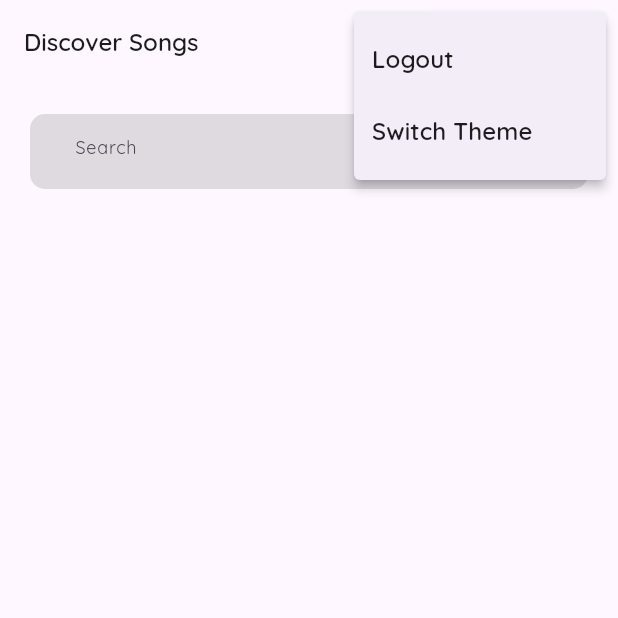
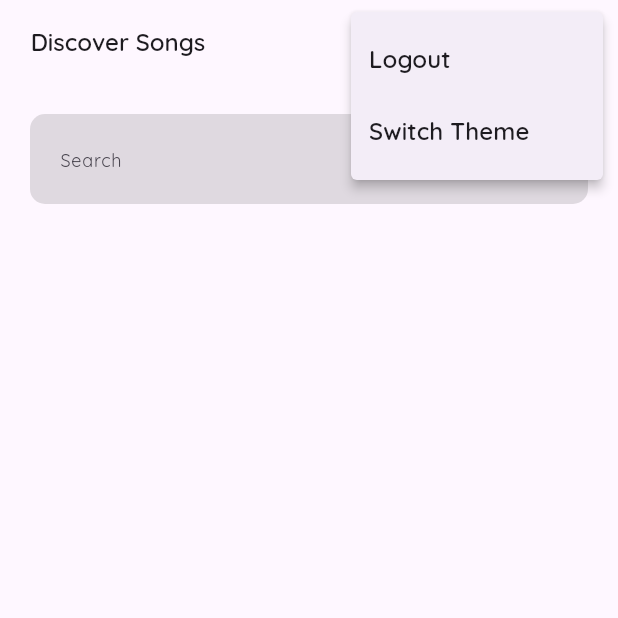
Before and after one commit to abhishekthakur0/mpa, a Flutter app: the screen it shows once a user with an empty profile is signed in, after a tap on the "more vert" icon, on a phone screen of 412 x 824 dp, the top half of it. Run offline on Flutter 3.47's test engine with Material 3 defaults, Android fonts, the phone set to English and light mode, and no system bars; our stand-ins replace assets_audio_player, cloud_firestore, equatable, firebase_auth, firebase_core, flutter_bloc; accounts and stored records are empty; network calls fail.

Commit message:
Layout issue fixed & deployed on web

```diff
--- /dev/null
+++ b/lib/config/route_generator.dart
@@ -0,0 +1,29 @@
+import 'package:flutter/material.dart';
+
+import '../modules/detail/bloc/detail.dart';
+import '../modules/detail/view/detail_page.dart';
+import '../modules/home/bloc/home.dart';
+
+class RouteGenerator {
+  static Route<dynamic> generateRoute(RouteSettings settings) {
+    final receivedRoute = settings.name;
+    // Make case for detail page
+    final splitRoute = receivedRoute!.split('/');
+    if (splitRoute[1] == 'detail') {
+      final songId = splitRoute[2];
+      final homeBloc = settings.arguments as HomeBloc;
+      return MaterialPageRoute(
+        builder: (_) => BlocProvider(
+          create: (BuildContext context) => DetailBloc(homeBloc: homeBloc),
+          child: DetailPage(
+            id: songId,
+          ),
+        ),
+      );
+    }
+    switch (settings.name) {
+      default:
+        return MaterialPageRoute(builder: (_) => const SizedBox());
+    }
+  }
+}
--- a/lib/main.dart
+++ b/lib/main.dart
@@ -2,9 +2,9 @@
 import 'package:firebase_auth/firebase_auth.dart';
 import 'package:firebase_core/firebase_core.dart';
 import 'package:flutter/material.dart';
-import 'package:mpa/modules/home/view/detail_page.dart';
 import 'package:mpa/modules/home/view/homepage.dart';
 
+import 'config/route_generator.dart';
 import 'firebase_options.dart';
 import 'modules/auth/bloc/auth.dart';
 import 'modules/auth/view/auth.dart';
@@ -32,9 +32,7 @@ class MyApp extends StatelessWidget {
         builder: (context, state) {
           return MaterialApp(
             theme: state.themeData,
-            routes: {
-              DetailPage.route: (context) => const DetailPage(),
-            },
+            onGenerateRoute: RouteGenerator.generateRoute,
             home: StreamBuilder(
               stream: FirebaseAuth.instance.authStateChanges(),
               builder: (context, AsyncSnapshot<User?> snapshot) {
@@ -56,7 +54,8 @@ class MyApp extends StatelessWidget {
                   return const HomePage();
                 }
                 return const AuthPage();
-                }),
+              },
+            ),
           );
         },
       ),
--- a/lib/modules/auth/view/auth.dart
+++ b/lib/modules/auth/view/auth.dart
@@ -26,8 +26,45 @@ class AuthPage extends StatelessWidget {
       },
       child: Scaffold(
         body: SafeArea(
-          child: Padding(
-            padding: const EdgeInsets.all(8.0),
+          child: LayoutBuilder(
+            builder: (BuildContext context, BoxConstraints constraints) {
+              if (constraints.maxWidth > 600) {
+                return Align(
+                  alignment: Alignment.centerRight,
+                  child: Container(
+                    margin: const EdgeInsets.only(right: 50),
+                    width: 400,
+                    height: 500,
+                    decoration: BoxDecoration(
+                      color: Theme.of(context).primaryColor.withOpacity(0.1),
+                      border: Border.all(
+                        width: 2,
+                      ),
+                      borderRadius: BorderRadius.circular(10),
+                    ),
+                    child: const AuthWidget(),
+                  ),
+                );
+              } else {
+                return const AuthWidget();
+              }
+            },
+          ),
+        ),
+      ),
+    );
+  }
+}
+
+class AuthWidget extends StatelessWidget {
+  const AuthWidget({
+    super.key,
+  });
+
+  @override
+  Widget build(BuildContext context) {
+    return Padding(
+      padding: const EdgeInsets.all(20.0),
       child: Column(
         mainAxisAlignment: MainAxisAlignment.center,
         children: <Widget>[
@@ -49,7 +86,7 @@ class AuthPage extends StatelessWidget {
               fontWeight: FontWeight.w400,
             ),
           ),
-                const SizedBox(height: 20),
+          const SizedBox(height: 100),
           Container(
             padding: const EdgeInsets.all(10),
             decoration: BoxDecoration(
@@ -103,7 +140,11 @@ class AuthPage extends StatelessWidget {
               shape: MaterialStateProperty.all<RoundedRectangleBorder>(
                 RoundedRectangleBorder(
                   borderRadius: BorderRadius.circular(10),
+                  side: const BorderSide(),
                 ),
+              ),
+              minimumSize: MaterialStateProperty.all<Size>(
+                const Size(double.infinity, 50),
               ),
               padding: MaterialStateProperty.all<EdgeInsetsGeometry>(
                 const EdgeInsets.symmetric(
@@ -126,9 +167,6 @@ class AuthPage extends StatelessWidget {
           ),
         ],
       ),
-          ),
-        ),
-      ),
     );
   }
 }
--- /dev/null
+++ b/lib/modules/detail/bloc/detail.dart
@@ -0,0 +1,5 @@
+export 'package:flutter_bloc/flutter_bloc.dart';
+
+export 'detail_bloc.dart';
+export 'detail_event.dart';
+export 'detail_state.dart';
--- /dev/null
+++ b/lib/modules/detail/bloc/detail_bloc.dart
@@ -0,0 +1,50 @@
+import 'dart:async';
+
+import 'package:mpa/modules/home/bloc/home.dart';
+
+import 'detail.dart';
+
+class DetailBloc extends Bloc<DetailEvent, DetailState> {
+  late final HomeBloc _homeBloc;
+  late StreamSubscription _homeBlocSubscription;
+  String? id;
+  DetailBloc({required HomeBloc homeBloc})
+      : _homeBloc = homeBloc,
+        super(DetailInitial()) {
+    on<LoadDetail>((event, emit) async {
+      emit(DetailLoading());
+      try {
+        final items = _homeBloc.songs;
+        id = event.id;
+        final item = items.firstWhere((element) => element.id == event.id);
+
+        emit(DetailLoaded(
+          item,
+        ));
+      } catch (e) {
+        emit(DetailError(e.toString()));
+      }
+    });
+    on<SongFavorite>((event, emit) {
+      _homeBloc.add(HomeFavorite(event.id, event.isFavorite));
+    });
+    on<UpdateMetaData>((event, emit) {
+      final items = _homeBloc.songs;
+      final item = items.firstWhere((element) => element.id == id);
+      emit(MetaDataUpdated(item));
+    });
+
+    // Listen for changes in songs list
+    _homeBlocSubscription = _homeBloc.stream.listen((state) {
+      if (state is HomeLoaded) {
+        add(const UpdateMetaData());
+      }
+    });
+  }
+
+  @override
+  Future<void> close() {
+    _homeBlocSubscription.cancel();
+    return super.close();
+  }
+}
--- a/lib/modules/home/bloc/home_bloc.dart
+++ b/lib/modules/home/bloc/home_bloc.dart
@@ -5,350 +5,22 @@ import '../models/MusicModel.dart';
 import 'home.dart';
 
 class HomeBloc extends Bloc<HomeEvent, HomeState> {
-  // final List<MusicModel> _songs = [
-  //   MusicModel(
-  //     "id1",
-  //     "https://pagalnew.com/coverimages/Piya-Tose-Naina-Lage-Re-Guide-500-500.jpg",
-  //     "Piya Tose Naina Lage Re",
-  //     "Lata Mangeshkar",
-  //     Audio(
-  //       "assets/songs/Piya Tose Naina Lage Re Guide 128 Kbps.mp3",
-  //       metas: Metas(
-  //         title: "Piya Tose Naina Lage Re",
-  //         artist: "Lata Mangeshkar",
-  //         album: "Guide",
-  //         image: const MetasImage.network(
-  //           "https://pagalnew.com/coverimages/Piya-Tose-Naina-Lage-Re-Guide-500-500.jpg",
-  //         ),
-  //       ),
-  //     ),
-  //   ),
-  //   MusicModel(
-  //     "id2",
-  //     "https://pagalfree.com/images/128Raina%20Beeti%20Jaye%20-%20Amar%20Prem%20128%20Kbps.jpg",
-  //     "Raina Beeti Jaye",
-  //     "Lata Mangeshkar",
-  //     Audio(
-  //       "assets/songs/Raina Beeti Jaye - Amar Prem 128 Kbps.mp3",
-  //       metas: Metas(
-  //         title: "Raina Beeti Jaye",
-  //         artist: "Lata Mangeshkar",
-  //         album: "Amar Prem",
-  //         image: const MetasImage.network(
-  //           "https://pagalfree.com/images/128Raina%20Beeti%20Jaye%20-%20Amar%20Prem%20128%20Kbps.jpg",
-  //         ),
-  //       ),
-  //     ),
-  //   ),
-  //   MusicModel(
-  //     "id3",
-  //     "https://pagalfree.com/images/128Yara%20Seeli%20Seeli%20-%20Lekin%20128%20Kbps.jpg",
-  //     "Yara Seeli Seeli",
-  //     "Lata Mangeshkar",
-  //     Audio(
-  //       "assets/songs/Yara Seeli Seeli - Lekin 128 Kbps.mp3",
-  //       metas: Metas(
-  //         title: "Yara Seeli Seeli",
-  //         artist: "Lata Mangeshkar",
-  //         album: "Lekin",
-  //         image: const MetasImage.network(
-  //           "https://pagalfree.com/images/128Yara%20Seeli%20Seeli%20-%20Lekin%20128%20Kbps.jpg",
-  //         ),
-  //       ),
-  //     ),
-  //   ),
-  //   MusicModel(
-  //     "id4",
-  //     "https://pagalfree.com/images/128Aaja%20Piya%20Tohe%20Pyar%20Doon%20-%20Baharon%20Ke%20Sapne%20128%20Kbps.jpg",
-  //     "Aaja Piya Tohe Pyar Doon",
-  //     "Lata Mangeshkar",
-  //     "https://firebasestorage.googleapis.com/v0/b/music-playing-app.appspot.com/o/songs%2FAaja%20Piya%20Tohe%20Pyar%20Doon%20-%20Baharon%20Ke%20Sapne%20128%20Kbps.mp3?alt=media&token=09372a41-69e1-4b36-b0ec-e6b3adc76c76",
-  //     Audio(
-  //       "assets/songs/Aaja Piya Tohe Pyar Doon - Baharon Ke Sapne 128 Kbps.mp3",
-  //       metas: Metas(
-  //         title: "Aaja Piya Tohe Pyar Doon",
-  //         artist: "Lata Mangeshkar",
-  //         album: "Baharon Ke Sapne",
-  //         image: const MetasImage.network(
-  //           "https://pagalfree.com/images/128Aaja%20Piya%20Tohe%20Pyar%20Doon%20-%20Baharon%20Ke%20Sapne%20128%20Kbps.jpg",
-  //         ),
-  //       ),
-  //     ),
-  //   ),
-  //   MusicModel(
-  //     "id5",
-  //     "https://www.pagalworld.online/GpE34Kg9Gq/113604/152315-zaalim-mp3-song-300.jpg",
-  //     "Zaalim",
-  //     "Badshah, Payal Dev",
-  //     Audio(
-  //       "assets/songs/Zaalim - Badshah.mp3",
-  //       metas: Metas(
-  //         title: "Zaalim",
-  //         artist: "Badshah, Payal Dev",
-  //         album: "Zaalim",
-  //         image: const MetasImage.network(
-  //           "https://www.pagalworld.online/GpE34Kg9Gq/113604/152315-zaalim-mp3-song-300.jpg",
-  //         ),
-  //       ),
-  //     ),
-  //   ),
-  //   MusicModel(
-  //     "id6",
-  //     "https://www.pagalworld.com.cm/siteuploads/thumb/sft135/67444_4.jpg",
-  //     "Heeriye",
-  //     "Arijit Singh, Jasleen Royal",
-  //     Audio(
-  //       "assets/songs/Heeriye(PagalWorld.com.cm).mp3",
-  //       metas: Metas(
-  //         title: "Heeriye",
-  //         artist: "Arijit Singh, Jasleen Royal",
-  //         album: "Heeriye",
-  //         image: const MetasImage.network(
-  //           "https://www.pagalworld.com.cm/siteuploads/thumb/sft135/67444_4.jpg",
-  //         ),
-  //       ),
-  //     ),
-  //   ),
-  //   MusicModel(
-  //     "id7",
-  //     "https://www.pagalworld.com.cm/siteuploads/thumb/sft142/70692_4.jpg",
-  //     "Silsila Ye Chahat Ka",
-  //     "Shreya Ghoshal",
-  //     Audio(
-  //       "assets/songs/Silsila Ye Chahat Ka Remix(PagalWorld.com.cm).mp3",
-  //       metas: Metas(
-  //         title: "Silsila Ye Chahat Ka",
-  //         artist: "Shreya Ghoshal",
-  //         album: "Silsila Ye Chahat Ka",
-  //         image: const MetasImage.network(
-  //           "https://www.pagalworld.com.cm/siteuploads/thumb/sft142/70692_4.jpg",
-  //         ),
-  //       ),
-  //     ),
-  //   ),
-  //   MusicModel(
-  //     "id8",
-  //     "https://pagalnew.com/coverimages/Tere-Liye-Veer-Zaara-500-500.jpg",
-  //     "Tere Liye",
-  //     "Lata Mangeshkar, Roop Kumar Rathod",
-  //     Audio(
-  //       "assets/songs/Tere Liye Veer Zaara 128 Kbps.mp3",
-  //       metas: Metas(
-  //         title: "Tere Liye",
-  //         artist: "Lata Mangeshkar, Roop Kumar Rathod",
-  //         album: "Veer Zaara",
-  //         image: const MetasImage.network(
-  //           "https://pagalnew.com/coverimages/Tere-Liye-Veer-Zaara-500-500.jpg",
-  //         ),
-  //       ),
-  //     ),
-  //   ),
-  //   MusicModel(
-  //     "id9",
-  //     "https://hindi.djpunjab.app/cover/e8zBIyN9OBPDbI6wbfAV5Q==/dil-mein-ek-lehar-si-uthi-hai-abhi-ghulam-ali-cover-image.webp",
-  //     "Itni Muddat Baad Mile Ho",
-  //     "Ghulam Ali",
-  //     Audio(
-  //       "assets/songs/Itni Muddat Baad Mile Ho.mp3",
-  //       metas: Metas(
-  //         title: "Itni Muddat Baad Mile Ho",
-  //         artist: "Ghulam Ali",
-  //         album: "Ghulam Ali",
-  //         image: const MetasImage.network(
-  //           "https://hindi.djpunjab.app/cover/e8zBIyN9OBPDbI6wbfAV5Q==/dil-mein-ek-lehar-si-uthi-hai-abhi-ghulam-ali-cover-image.webp",
-  //         ),
-  //       ),
-  //     ),
-  //   ),
-  //   MusicModel(
-  //     "id10",
-  //     "https://pagalworld.cool/siteuploads/thumb/sft3/1019_resize2x_250x250.webp",
-  //     "Laado",
-  //     "MC Square",
-  //     Audio(
-  //       "assets/songs/Laado_128-(PagalWorld).mp3",
-  //       metas: Metas(
-  //         title: "Laado",
-  //         artist: "MC Square",
-  //         album: "Laado",
-  //         image: const MetasImage.network(
-  //           "https://pagalworld.cool/siteuploads/thumb/sft3/1019_resize2x_250x250.webp",
-  //         ),
-  //       ),
-  //     ),
-  //   ),
-  //   MusicModel(
-  //     "id11",
-  //     "https://pagalnew.com/coverimages/lagi-aaj-sawan-ki-chandni-1989-500-500.jpg",
-  //     "Lagi Aaj Sawaan Ki",
-  //     "Suresh Wadkar, Anupama Deshpande",
-  //     Audio(
-  //       "assets/songs/Lagi Aaj Sawan Ki Chandni 1989 128 Kbps.mp3",
-  //       metas: Metas(
-  //         title: "Lagi Aaj Sawaan Ki",
-  //         artist: "Suresh Wadkar, Anupama Deshpande",
-  //         album: "Chandni",
-  //         image: const MetasImage.network(
-  //           "https://pagalnew.com/coverimages/lagi-aaj-sawan-ki-chandni-1989-500-500.jpg",
-  //         ),
-  //       ),
-  //     ),
-  //   ),
-  //   MusicModel(
-  //     "id12",
-  //     "https://pagalnew.com/coverimages/Not-Funny-Madgaon-Express-500-500.jpg",
-  //     "Not Funny",
-  //     "Shaarib, Akasa Singh",
-  //     Audio(
-  //       "assets/songs/Not Funny Madgaon Express 128 Kbps.mp3",
-  //       metas: Metas(
-  //         title: "Not Funny",
-  //         artist: "Shaarib, Akasa Singh",
-  //         album: "Madgaon Express",
-  //         image: const MetasImage.network(
-  //           "https://pagalnew.com/coverimages/Not-Funny-Madgaon-Express-500-500.jpg",
-  //         ),
-  //       ),
-  //     ),
-  //   ),
-  // ];
-  // final List<Map<String, dynamic>> songs = [
-  //   {
-  //     "id": "id1",
-  //     "image":
-  //         "https://pagalnew.com/coverimages/Piya-Tose-Naina-Lage-Re-Guide-500-500.jpg",
-  //     "title": "Piya Tose Naina Lage Re",
-  //     "artist": "Lata Mangeshkar",
-  //     "album": "Guide",
-  //     "audioUrl":
-  //         "https://firebasestorage.googleapis.com/v0/b/music-playing-app.appspot.com/o/songs%2FPiya%20Tose%20Naina%20Lage%20Re%20Guide%20128%20Kbps.mp3?alt=media&token=3b3b3b3b-3b3b-3b3b-3b3b-3b3b3b3b3b3b",
-  //   },
-  //   {
-  //     "id": "id2",
-  //     "image":
-  //         "https://pagalfree.com/images/128Raina%20Beeti%20Jaye%20-%20Amar%20Prem%20128%20Kbps.jpg",
-  //     "title": "Raina Beeti Jaye",
-  //     "artist": "Lata Mangeshkar",
-  //     "album": "Amar Prem",
-  //     "audioUrl":
-  //         "https://firebasestorage.googleapis.com/v0/b/music-playing-app.appspot.com/o/songs%2FRaina%20Beeti%20Jaye%20-%20Amar%20Prem%20128%20Kbps.mp3?alt=media&token=3b3b3b3b-3b3b-3b3b-3b3b-3b3b3b3b3b3b",
-  //   },
-  //   {
-  //     "id": "id3",
-  //     "image":
-  //         "https://pagalfree.com/images/128Yara%20Seeli%20Seeli%20-%20Lekin%20128%20Kbps.jpg",
-  //     "title": "Yara Seeli Seeli",
-  //     "artist": "Lata Mangeshkar",
-  //     "album": "Lekin",
-  //     "audioUrl":
-  //         "https://firebasestorage.googleapis.com/v0/b/music-playing-app.appspot.com/o/songs%2FYara%20Seeli%20Seeli%20-%20Lekin%20128%20Kbps.mp3?alt=media&token=3b3b3b3b-3b3b-3b3b-3b3b-3b3b3b3b3b3b",
-  //   },
-  //   {
-  //     "id": "id4",
-  //     "image":
-  //         "https://pagalfree.com/images/128Aaja%20Piya%20Tohe%20Pyar%20Doon%20-%20Baharon%20Ke%20Sapne%20128%20Kbps.jpg",
-  //     "title": "Aaja Piya Tohe Pyar Doon",
-  //     "artist": "Lata Mangeshkar",
-  //     "album": "Baharon Ke Sapne",
-  //     "audioUrl": "",
-  //   },
-  //   {
-  //     "id": "id5",
-  //     "image":
-  //         "https://www.pagalworld.online/GpE34Kg9Gq/113604/152315-zaalim-mp3-song-300.jpg",
-  //     "title": "Zaalim",
-  //     "artist": "Badshah, Payal Dev",
-  //     "album": "Zaalim",
-  //     "audioUrl":
-  //         "https://firebasestorage.googleapis.com/v0/b/music-playing-app.appspot.com/o/songs%2FZaalim%20-%20Badshah.mp3?alt=media&token=3b3b3b3b-3b3b-3b3b-3b3b-3b3b3b3b3b3b",
-  //   },
-  //   {
-  //     "id": "id6",
-  //     "image":
-  //         "https://www.pagalworld.com.cm/siteuploads/thumb/sft135/67444_4.jpg",
-  //     "title": "Heeriye",
-  //     "artist": "Arijit Singh, Jasleen Royal",
-  //     "album": "Heeriye",
-  //     "audioUrl":
-  //         "https://firebasestorage.googleapis.com/v0/b/music-playing-app.appspot.com/o/songs%2FHeeriye(PagalWorld.com.cm).mp3?alt=media&token=3b3b3b3b-3b3b-3b3b-3b3b-3b3b3b3b3b3b",
-  //   },
-  //   {
-  //     "id": "id7",
-  //     "image":
-  //         "https://www.pagalworld.com.cm/siteuploads/thumb/sft142/70692_4.jpg",
-  //     "title": "Silsila Ye Chahat Ka",
-  //     "artist": "Shreya Ghoshal",
-  //     "album": "Silsila Ye Chahat Ka",
-  //     "audioUrl":
-  //         "https://firebasestorage.googleapis.com/v0/b/music-playing-app.appspot.com/o/songs%2FSilsila%20Ye%20Chahat%20Ka%20Remix(PagalWorld.com.cm).mp3?alt=media&token=3b3b3b3b-3b3b-3b3b-3b3b-3b3b3b3b3b3b",
-  //   },
-  //   {
-  //     "id": "id8",
-  //     "image":
-  //         "https://pagalnew.com/coverimages/Tere-Liye-Veer-Zaara-500-500.jpg",
-  //     "title": "Tere Liye",
-  //     "artist": "Lata Mangeshkar, Roop Kumar Rathod",
-  //     "album": "Veer Zaara",
-  //     "audioUrl":
-  //         "https://firebasestorage.googleapis.com/v0/b/music-playing-app.appspot.com/o/songs%2FTere%20Liye%20Veer%20Zaara%20128%20Kbps.mp3?alt=media&token=3b3b3b3b-3b3b-3b3b-3b3b-3b3b3b3b3b3b",
-  //   },
-  //   {
-  //     "id": "id9",
-  //     "image":
-  //         "https://hindi.djpunjab.app/cover/e8zBIyN9OBPDbI6wbfAV5Q==/dil-mein-ek-lehar-si-uthi-hai-abhi-ghulam-ali-cover-image.webp",
-  //     "title": "Itni Muddat Baad Mile Ho",
-  //     "artist": "Ghulam Ali",
-  //     "album": "Ghulam Ali",
-  //     "audioUrl":
-  //         "https://firebasestorage.googleapis.com/v0/b/music-playing-app.appspot.com/o/songs%2FItni%20Muddat%20Baad%20Mile%20Ho.mp3?alt=media&token=3b3b3b3b-3b3b-3b3b-3b3b-3b3b3b3b3b3b",
-  //   },
-  //   {
-  //     "id": "id10",
-  //     "image":
-  //         "https://pagalworld.cool/siteuploads/thumb/sft3/1019_resize2x_250x250.webp",
-  //     "title": "Laado",
-  //     "artist": "MC Square",
-  //     "album": "Laado",
-  //     "audioUrl":
-  //         "https://firebasestorage.googleapis.com/v0/b/music-playing-app.appspot.com/o/songs%2FLaado_128-(PagalWorld).mp3?alt=media&token=3b3b3b3b-3b3b-3b3b-3b3b-3b3b3b3b3b3b",
-  //   },
-  //   {
-  //     "id": "id11",
-  //     "image":
-  //         "https://pagalnew.com/coverimages/lagi-aaj-sawan-ki-chandni-1989-500-500.jpg",
-  //     "title": "Lagi Aaj Sawaan Ki",
-  //     "artist": "Suresh Wadkar, Anupama Deshpande",
-  //     "album": "Chandni",
-  //     "audioUrl":
-  //         "https://firebasestorage.googleapis.com/v0/b/music-playing-app.appspot.com/o/songs%2FLagi%20Aaj%20Sawan%20Ki%20Chandni%201989%20128%20Kbps.mp3?alt=media&token=3b3b3b3b-3b3b-3b3b-3b3b-3b3b3b3b3b3b",
-  //   },
-  //   {
-  //     "id": "id12",
-  //     "image":
-  //         "https://pagalnew.com/coverimages/Not-Funny-Madgaon-Express-500-500.jpg",
-  //     "title": "Not Funny",
-  //     "artist": "Shaarib, Akasa Singh",
-  //     "album": "Madgaon Express",
-  //     "audioUrl":
-  //         "https://firebasestorage.googleapis.com/v0/b/music-playing-app.appspot.com/o/songs%2FNot%20Funny%20Madgaon%20Express%20128%20Kbps.mp3?alt=media&token=3b3b3b3b-3b3b-3b3b-3b3b-3b3b3b3b3b3b",
-  //   },
-  // ];
-  late List<MusicModel> _songs;
+  late List<MusicModel> songs;
 
   HomeBloc() : super(HomeInitial()) {
     on<HomeLoad>((event, emit) async {
       emit(HomeLoading());
-      _songs = await getSongs();
+      songs = await getSongs();
       await getFavorites().then((favorites) {
-        for (var song in _songs) {
+        for (var song in songs) {
           song.isFavorite = favorites.contains(song.id);
         }
       });
-      emit(HomeLoaded(_songs));
+      emit(HomeLoaded(songs));
     });
     on<HomeSearch>((event, emit) {
       final query = event.query;
-      final searchResults = _songs.where((song) {
+      final searchResults = songs.where((song) {
         return song.title.toLowerCase().contains(query.toLowerCase()) ||
             song.artist.toLowerCase().contains(query.toLowerCase());
       }).toList();
@@ -357,15 +29,15 @@ class HomeBloc extends Bloc<HomeEvent, HomeState> {
     on<HomeFavorite>((event, emit) {
       final id = event.id;
       final isFavorite = event.isFavorite;
-      final song = _songs.firstWhere((song) => song.id == id);
+      final song = songs.firstWhere((song) => song.id == id);
       song.isFavorite = isFavorite;
       emit(HomeInitial());
       storeFavorite(id, isFavorite);
-      emit(HomeLoaded(_songs));
+      emit(HomeLoaded(songs));
     });
   }
 
-  getSongs() async {
+  Future<List<MusicModel>> getSongs() async {
     final List<MusicModel> songs = [];
     await FirebaseFirestore.instance.collection("songs").get().then((value) {
       for (var song in value.docs) {
--- a/lib/modules/home/view/homepage.dart
+++ b/lib/modules/home/view/homepage.dart
@@ -33,7 +33,7 @@ class HomeView extends StatelessWidget {
             appBar: AppBar(
               centerTitle: false,
               title: const Text(
-                'Discover Songs',
+                ' Discover Songs',
                 style: TextStyle(
                   fontSize: 16,
                   fontWeight: FontWeight.w600,
@@ -74,6 +74,7 @@ class HomeView extends StatelessWidget {
                         .add(ThemeToggle(currentTheme));
                   }
                 }),
+                const SizedBox(width: 10),
               ],
             ),
             body: SafeArea(
@@ -85,7 +86,7 @@ class HomeView extends StatelessWidget {
                   children: <Widget>[
                     // Search bar widget
                     Container(
-                      height: 50,
+                      height: 60,
                       padding: const EdgeInsets.symmetric(
                         horizontal: 20,
                       ),
@@ -93,16 +94,13 @@ class HomeView extends StatelessWidget {
                         color: Theme.of(context).focusColor,
                         borderRadius: BorderRadius.circular(10),
                       ),
+                      child: Center(
                         child: TextField(
                           style: const TextStyle(
                             fontSize: 12,
                           ),
                           textAlignVertical: TextAlignVertical.center,
                           decoration: InputDecoration(
-                          contentPadding: const EdgeInsets.only(
-                            left: 10,
-                            bottom: 5,
-                          ),
                             border: InputBorder.none,
                             hintText: 'Search',
                             suffixIcon: Icon(
@@ -118,6 +116,7 @@ class HomeView extends StatelessWidget {
                           },
                         ),
                       ),
+                    ),
                     // Add a SizedBox with a height of 10
                     const SizedBox(height: 20),
                     // Songs list widget
@@ -131,6 +130,7 @@ class HomeView extends StatelessWidget {
                           final item = songs[index];
                           return MusicItemWidget(
                             item: item,
+                            homeBloc: BlocProvider.of<HomeBloc>(context),
                           );
                         },
                       ),
--- a/lib/theme/theme_state.dart
+++ b/lib/theme/theme_state.dart
@@ -7,16 +7,21 @@ class ThemeState extends Equatable {
   const ThemeState(this.themeData);
 
   static ThemeState get darkTheme => ThemeState(
-        ThemeData.dark().copyWith(
+        ThemeData.dark(
+          useMaterial3: true,
+        ).copyWith(
           textTheme: ThemeData.dark().textTheme.apply(
                 fontFamily: 'Quicksand',
               ),
           // Customize dark theme properties
+          primaryColor: const Color(0xFFEADDFF),
         ),
       );
 
   static ThemeState get lightTheme => ThemeState(
-        ThemeData.light().copyWith(
+        ThemeData.light(
+          useMaterial3: true,
+        ).copyWith(
           textTheme: ThemeData.light().textTheme.apply(
                 fontFamily: 'Quicksand',
               ),
```
Also changed, not shown: lib/modules/detail/bloc/detail_event.dart (added, +36 -0 lines), lib/modules/detail/bloc/detail_state.dart (added, +46 -0 lines), lib/modules/detail/view/detail_page.dart (renamed from lib/modules/home/view/detail_page.dart, +92 -9 lines), lib/modules/home/widgets/item_view.dart (+12 -3 lines), firebase.json (added), 4 other files. Lines whose indentation alone changed are shown as unchanged.
